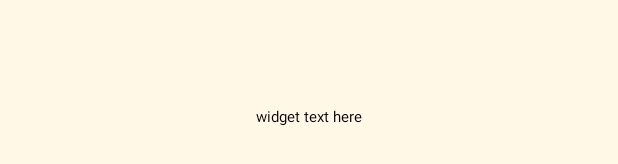
After one commit to clo355/emphasize, an Android app: the layout file_contents_widget.xml on its own in the app's theme, with its tools: preview values and no code run, on a phone screen of 412 x 824 dp. The commit adds this screen. Shown: the part 501-665 px from the top of the screen. Run offline under Robolectric (Android 15) with nearby library versions, the phone set to English and light mode, and no system bars.

Commit message:
Added widget, change background color code, thread.sleep

```diff
--- /dev/null
+++ b/app/src/main/res/layout/file_contents_widget.xml
@@ -0,0 +1,22 @@
+<RelativeLayout xmlns:android="http://schemas.android.com/apk/res/android"
+    android:id="@+id/RelativeLayout1"
+    android:layout_width="match_parent"
+    android:layout_height="match_parent"
+    android:background="@color/beige1"
+    android:padding="@dimen/widget_margin">
+
+
+    <TextView
+        android:id="@+id/appwidget_text"
+        android:layout_width="wrap_content"
+        android:layout_height="wrap_content"
+        android:layout_centerHorizontal="true"
+        android:layout_centerVertical="true"
+        android:layout_margin="8dp"
+        android:background="@color/beige1"
+        android:contentDescription="file contents"
+        android:text="widget text here"
+        android:textColor="@color/black"
+        android:textSize="10sp" />
+
+</RelativeLayout>
--- a/app/src/main/res/values/colors.xml
+++ b/app/src/main/res/values/colors.xml
@@ -3,6 +3,9 @@
     <color name="blue1">#3F51B5</color>
     <color name="blue2">#303F9F</color>
     <color name="pink1">#FF4081</color>
+    <color name="neon_green1">#00ff00</color>
     <color name="beige1">#FFF8E7</color>
+    <color name="dark_beige1">#B29E6C</color>
     <color name="white">#FFFFFF</color>
+    <color name="black">#000000</color>
 </resources>
--- a/app/src/main/res/values/strings.xml
+++ b/app/src/main/res/values/strings.xml
@@ -4,4 +4,6 @@
     <string name="main_new_text_file_button_label">New</string>
     <string name="text_editor_save_button">Save</string>
     <string name="text_editor_save_as_button">Save As</string>
+    <string name="appwidget_text">App widget textlalala</string>
+    <string name="add_widget">Add widget</string>
 </resources>
```
Also changed, not shown: app/src/main/AndroidManifest.xml (+12 -3 lines), app/src/main/java/com/cl/emphasize/FileContentsWidget.java (added, +73 -0 lines), app/src/main/java/com/cl/emphasize/MainActivity.java (+15 -13 lines), app/src/main/res/values-v14/dimens.xml (added, +10 -0 lines), app/src/main/res/values/dimens.xml (added, +10 -0 lines), app/src/main/res/xml/file_contents_widget_info.xml (added, +10 -0 lines), app/src/main/res/drawable-nodpi/example_appwidget_preview.png (added).
